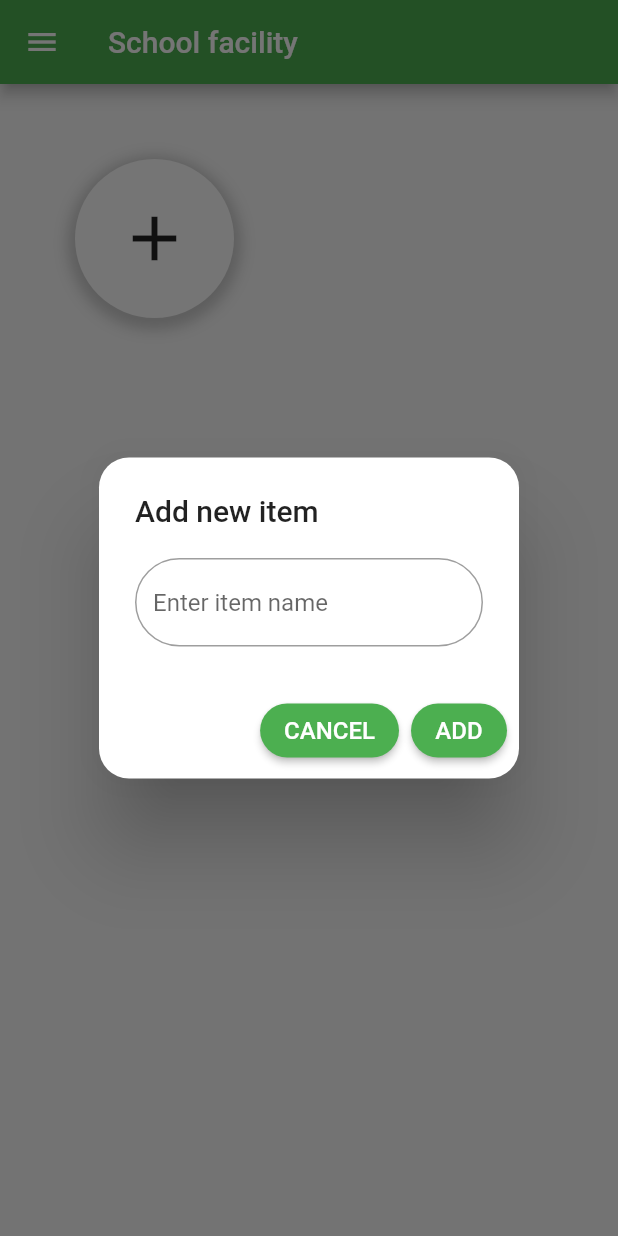
After one commit to Phat723/SE100.011_QL_CSVC, a Flutter app: the DeviceTypeManagement screen opened directly, after a tap on the "add" icon, on a phone screen of 412 x 824 dp. The commit adds this screen. Run offline on Flutter 3.47's test engine with Material 2 defaults, Android fonts, the light colour scheme and no system bars; our stand-ins replace cloud_firestore, firebase_auth, firebase_core, fluttertoast, get, shared_preferences; accounts and stored records are empty.

Commit message:
Add devices management

```diff
--- a/school_facility_management/lib/Screen/Navigator_Home_Screen.dart
+++ b/school_facility_management/lib/Screen/Navigator_Home_Screen.dart
@@ -1,4 +1,6 @@
 import 'package:flutter/material.dart';
+import 'package:school_facility_management/Screen/device_management_screen.dart';
+import 'package:school_facility_management/Screen/device_type_management_screen.dart';
 import 'package:school_facility_management/Screen/user_management_screen.dart';
 import '../CustomDrawer/drawer_user_controller.dart';
 import '../CustomDrawer/home_drawer.dart';
@@ -61,7 +63,9 @@ class _HomeScreenState extends State<NavigatorHomeScreen> {
           });
           break;
         case DrawerIndex.FeedBack:
-          setState(() {});
+          setState(() {
+            screenView = const DeviceTypeManagement();
+          });
           break;
         case DrawerIndex.Invite:
           setState(() {});
--- /dev/null
+++ b/school_facility_management/lib/Screen/device_type_management_screen.dart
@@ -0,0 +1,227 @@
+import 'package:cloud_firestore/cloud_firestore.dart';
+import 'package:flutter/material.dart';
+import 'package:school_facility_management/Screen/device_management_screen.dart';
+import 'package:school_facility_management/Screen/home_screen.dart';
+import 'package:school_facility_management/Screen/user_management_screen.dart';
+import 'package:school_facility_management/UserModel/devices_type_model.dart';
+import 'package:school_facility_management/my_button.dart';
+
+class DeviceTypeManagement extends StatefulWidget {
+  const DeviceTypeManagement({super.key});
+
+  @override
+  State<DeviceTypeManagement> createState() => _DeviceTypeManagementState();
+}
+class _DeviceTypeManagementState extends State<DeviceTypeManagement> {
+  final db = FirebaseFirestore.instance.collection("DevicesType");
+  late List<Map<String, dynamic>> items;
+  bool isLoad = false;
+  final TextEditingController deviceTypeNameController = TextEditingController();
+
+  @override
+  void dispose() {
+    deviceTypeNameController.dispose();
+    super.dispose();
+  }
+  @override
+  void initState() {
+    // TODO: implement initState
+    super.initState();
+    loadDeviceType();
+  }
+
+  void loadDeviceType() async {
+    List<Map<String, dynamic>> tempList = [];
+    var data = await db.get();
+    for (var element in data.docs) {
+      tempList.add(element.data());
+    }
+    setState(() {
+      isLoad = true;
+      items = tempList;
+      items.sort((a, b) => a["DeviceType Name"].compareTo(b["DeviceType Name"]));
+    });
+  }
+
+  @override
+  Widget build(BuildContext context) {
+    return Scaffold(
+      body: SafeArea(
+          child: isLoad
+              ? GridView.builder(
+                  itemCount: items.length + 1,
+                  gridDelegate: const SliverGridDelegateWithFixedCrossAxisCount(
+                      crossAxisCount: 2),
+                  itemBuilder: (context, index) {
+                    if (index == items.length) {
+                      return GestureDetector(
+                        onTap: () {
+                          addDeviceType();
+                        },
+                        child: Padding(
+                          padding: const EdgeInsets.all(50.0),
+                          child: Container(
+                            decoration: BoxDecoration(
+                              color: Colors.white,
+                              borderRadius: BorderRadius.circular(100),
+                              boxShadow: [
+                                BoxShadow(
+                                  color: Colors.grey.withOpacity(0.5),
+                                  spreadRadius: 5,
+                                  blurRadius: 7,
+                                  offset: const Offset(0, 3),
+                                ),
+                              ],
+                            ),
+                            child: const Icon(Icons.add, size: 50),
+                          ),
+                        ),
+                      );
+                    }else{
+                      return Padding(
+                        padding: const EdgeInsets.all(8.0),
+                        child: InkWell(
+                          onTap: () async{
+                              await Navigator.push(context, MaterialPageRoute(builder: (context) => DeviceManagement(dvTypeName: items[index]["DeviceType Name"])));
+                              loadDeviceType();
+                          },
+                          child: Container(
+                            decoration: BoxDecoration(
+                              gradient: const LinearGradient(
+                                  begin: Alignment.topLeft,
+                                  end: Alignment.bottomRight,
+                                  colors: [
+                                    Colors.green,
+                                    Colors.greenAccent
+                                  ]
+                              ),
+                              borderRadius: BorderRadius.circular(20),
+                              boxShadow: [
+                                BoxShadow(
+                                  color: Colors.grey.withOpacity(1),
+                                  spreadRadius: 3,
+                                  blurRadius: 5,
+                                  offset: const Offset(-5, 5),
+                                ),
+                              ],
+                            ),
+                            child: Column(
+                              mainAxisAlignment: MainAxisAlignment.center,
+                              children: [
+                                Text(
+                                  items[index]["DeviceType Name"] ?? "Not given",
+                                  style: const TextStyle(
+                                    color: Colors.white,
+                                    fontSize: 20,
+                                    fontWeight: FontWeight.bold,
+                                  ),
+                                ),
+                                const SizedBox(height: 10),
+                                Image.asset("assets/img.png"),
+                                Text(
+                                  items[index]["DeviceType Amount"].toString(),
+                                  style: const TextStyle(
+                                    color: Colors.white,
+                                    fontSize: 20,
+                                    fontWeight: FontWeight.bold,
+                                  ),
+                                )
+                              ],
+                            ),
+                          ),
+                        ),
+                      );
+                    }
+                  },
+                )
+              : const Text("No data")),
+      appBar: AppBar(
+        title: const Text("School facility"),
+        backgroundColor: Colors.green,
+      ),
+      drawer: Drawer(
+        width: 250,
+        child: ListView(
+          // Important: Remove any padding from the ListView.
+          padding: EdgeInsets.zero,
+          children: [
+            DrawerHeader(
+              decoration: const BoxDecoration(
+                color: Colors.green,
+              ),
+              child: Column(
+                mainAxisAlignment: MainAxisAlignment.center,
+                crossAxisAlignment: CrossAxisAlignment.start,
+                children: [
+                  const Text("School Facility",
+                      style: TextStyle(color: Colors.white, fontSize: 20)),
+                  SizedBox(
+                    child: Image.asset("assets/img.png"),
+                  )
+                ],
+              ),
+            ),
+            ListTile(
+              leading: const Icon(Icons.home),
+              title: const Text('Home'),
+              onTap: () {
+                Navigator.pushReplacement(
+                    context,
+                    MaterialPageRoute(
+                        builder: (context) => const HomeScreen()));
+              },
+            ),
+            ListTile(
+              leading: const Icon(Icons.manage_accounts),
+              title: const Text('User Management'),
+              onTap: () {
+                Navigator.pushReplacement(
+                    context,
+                    MaterialPageRoute(
+                        builder: (context) => const UserManagement()));
+              },
+            ),
+          ],
+        ),
+      ),
+    );
+  }
+
+  void addDeviceType() {
+    showDialog(
+      context: context,
+      builder: (BuildContext context) {
+        return AlertDialog(
+          shape: RoundedRectangleBorder(borderRadius: BorderRadius.circular(20)),
+          title: const Text('Add new item'),
+          content: TextFormField(
+            controller: deviceTypeNameController,
+            decoration: const InputDecoration(hintText: 'Enter item name'),
+          ),
+          actions: <Widget>[
+            MyButton(
+              text: 'CANCEL',
+              onPressed: () {
+                Navigator.of(context).pop();
+                deviceTypeNameController.clear();
+              },
+            ),
+            MyButton(
+              text: 'ADD',
+              onPressed: () {
+                  String newItemName = deviceTypeNameController.text;
+                  DeviceType myDeviceType = DeviceType(deviceTypeId: "${newItemName}Type_id", deviceTypeName: newItemName);
+                  setState(() {
+                    db.doc("${newItemName}Type_id").set(myDeviceType.toMap());
+                    items.add(myDeviceType.toMap());
+                  });
+                Navigator.of(context).pop();
+                deviceTypeNameController.clear();
+              },
+            ),
+          ],
+        );
+      },
+    );
+  }
+}
--- a/school_facility_management/lib/Screen/signup_screen.dart
+++ b/school_facility_management/lib/Screen/signup_screen.dart
@@ -250,6 +250,7 @@ class _SignUpScreenState extends State<SignUpScreen> {
                 ),
                 const SizedBox(height: 20),
                 Row(
+
                   children: [
                     Container(
                       height: 55,
--- /dev/null
+++ b/school_facility_management/lib/UserModel/devices_type_model.dart
@@ -0,0 +1,18 @@
+class DeviceType {
+  final String deviceTypeId;
+  final String deviceTypeName;
+  final int deviceTypeAmount;
+
+  const DeviceType(
+      {required this.deviceTypeId,
+        required this.deviceTypeName,
+        this.deviceTypeAmount = 0});
+
+  Map<String, dynamic> toMap(){
+    return {
+      "DeviceType Id": deviceTypeId,
+      "DeviceType Name": deviceTypeName,
+      "DeviceType Amount": deviceTypeAmount,
+    };
+  }
+}
```
Also changed, not shown: school_facility_management/lib/Screen/device_management_screen.dart (added, +238 -0 lines), school_facility_management/lib/UserModel/devices_detail_model.dart (added, +31 -0 lines), school_facility_management/lib/UserModel/devices_model.dart (added, +21 -0 lines), school_facility_management/pubspec.lock.
